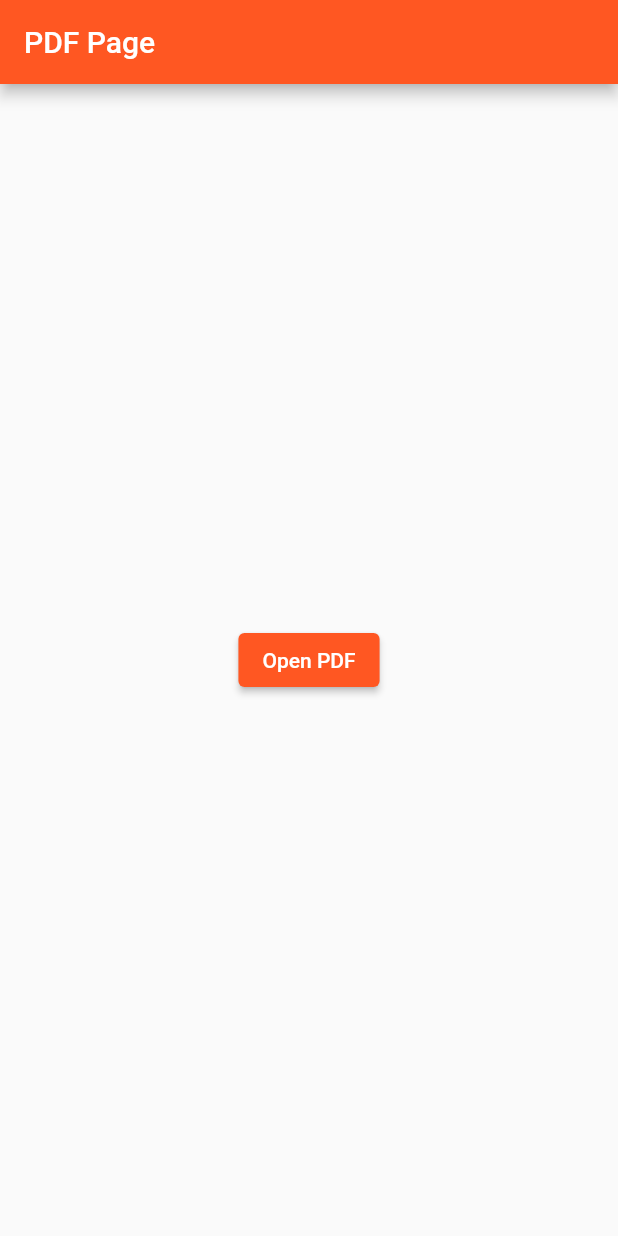
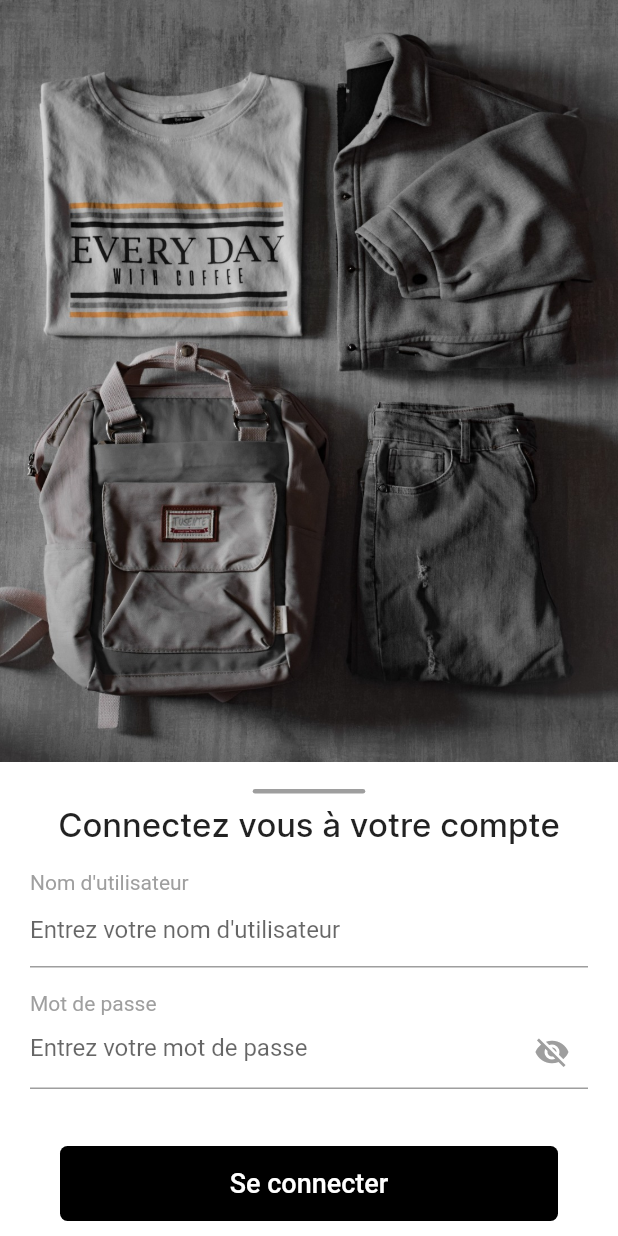
Before and after one commit to marouanebk/BTS_Technology, a Flutter app: the screen it shows after launch, on a phone screen of 412 x 824 dp. Run offline on Flutter 3.47's test engine with Material 2 defaults, Android fonts, the phone set to English and light mode, and no system bars; our stand-ins replace dartz, dio, equatable, open_file, pdf, shared_preferences.

Commit message:
login page

```diff
--- /dev/null
+++ b/lib/authentification/presentation/screen/login_page.dart
@@ -0,0 +1,176 @@
+import 'package:flutter/material.dart';
+
+class LoginPage extends StatefulWidget {
+  const LoginPage({Key? key}) : super(key: key);
+
+  @override
+  State<LoginPage> createState() => _LoginPageState();
+}
+
+class _LoginPageState extends State<LoginPage> {
+  bool _isPasswordVisible = false;
+
+  @override
+  Widget build(BuildContext context) {
+    return Scaffold(
+      backgroundColor: Colors.transparent,
+      body: Stack(
+        children: [
+          Column(
+            // crossAxisAlignment: CrossAxisAlignment.stretch,
+            mainAxisAlignment: MainAxisAlignment.end,
+            children: [
+              Expanded(
+                  child: SizedBox(
+                width: double.infinity,
+                child: Image.asset(
+                  "assets/images/login_bg.jpg",
+                  fit: BoxFit.cover,
+                ),
+              )
+
+                  // Container(
+                  //   decoration: const BoxDecoration(
+                  //     image: DecorationImage(
+                  //       image: AssetImage("assets/images/login_bg.jpg"),
+                  //       fit: BoxFit.cover,
+                  //     ),
+                  //   ),
+                  // ),
+                  ),
+              Container(
+                height: 316,
+                width: double.infinity,
+                decoration: const BoxDecoration(
+                    borderRadius: BorderRadius.only(
+                      topLeft: Radius.circular(20),
+                      topRight: Radius.circular(20),
+                    ),
+                    color: Colors.white),
+                child: Padding(
+                  padding:
+                      const EdgeInsets.symmetric(horizontal: 20, vertical: 10),
+                  child: Column(
+                    // crossAxisAlignment: CrossAxisAlignment.stretch,
+                    children: [
+                      // Small divider to scroll the container up
+                      Container(
+                          height: 3,
+                          width: 75,
+                          margin: const EdgeInsets.symmetric(vertical: 8),
+                          decoration: const BoxDecoration(
+                              color: Colors.grey,
+                              borderRadius:
+                                  BorderRadius.all(Radius.circular(22)))),
+                      // Title "Connectez vous à votre compte"
+                      const Text(
+                        "Connectez vous à votre compte",
+                        style: TextStyle(
+                            fontSize: 22,
+                            fontWeight: FontWeight.w500,
+                            fontFamily: "inter"),
+                        textAlign: TextAlign.center,
+                      ),
+                      const SizedBox(height: 16),
+                      // Username input field
+                      _buildInputField(
+                        label: "Nom d'utilisateur",
+                        hint: "Entrez votre nom d'utilisateur",
+                      ),
+                      const SizedBox(height: 16),
+                      // Password input field with toggle icon
+                      _buildInputField(
+                        label: "Mot de passe",
+                        hint: "Entrez votre mot de passe",
+                        obscureText: !_isPasswordVisible,
+                        suffixIcon: IconButton(
+                          onPressed: () {
+                            setState(() {
+                              _isPasswordVisible = !_isPasswordVisible;
+                            });
+                          },
+                          icon: Icon(
+                            _isPasswordVisible
+                                ? Icons.visibility
+                                : Icons.visibility_off,
+                            color: Colors.grey,
+                          ),
+                        ),
+                      ),
+                      // Space between password field and login button
+                      const Spacer(),
+                      // Login button with black background and height 50
+                      Padding(
+                        padding: const EdgeInsets.symmetric(
+                          horizontal: 20,
+                        ),
+                        child: Container(
+                          height: 50,
+                          decoration: const BoxDecoration(
+                            color: Colors.black,
+                            borderRadius: BorderRadius.all(Radius.circular(5)),
+                          ),
+                          child: const Center(
+                            child: Text(
+                              "Se connecter",
+                              style: TextStyle(
+                                  fontSize: 18,
+                                  fontWeight: FontWeight.w500,
+                                  color: Colors.white),
+                            ),
+                          ),
+                        ),
+                      ),
+                    ],
+                  ),
+                ),
+              ),
+            ],
+          ),
+        ],
+      ),
+    );
+  }
+
+  Widget _buildInputField({
+    required String label,
+    required String hint,
+    bool obscureText = false,
+    Widget? suffixIcon,
+  }) {
+    return Column(
+      crossAxisAlignment: CrossAxisAlignment.start,
+      children: [
+        Text(
+          label,
+          style: const TextStyle(
+            fontSize: 14,
+            fontWeight: FontWeight.w400,
+            color: Color(0xFF9F9F9F),
+          ),
+        ),
+        // const SizedBox(height: 1),
+        Container(
+          decoration: const BoxDecoration(
+            border: Border(
+              bottom: BorderSide(
+                color: Colors.grey,
+                width: 1,
+              ),
+            ),
+          ),
+          child: TextField(
+            obscureText: obscureText,
+            decoration: InputDecoration(
+              hintText: hint,
+              hintStyle:
+                  const TextStyle(fontSize: 16, fontWeight: FontWeight.w400),
+              border: InputBorder.none,
+              suffixIcon: suffixIcon,
+            ),
+          ),
+        ),
+      ],
+    );
+  }
+}
--- a/lib/main.dart
+++ b/lib/main.dart
@@ -1,6 +1,8 @@
 import 'package:bts_technologie/facture/page/pdf_page.dart';
 import 'package:flutter/material.dart';
 import 'package:flutter/services.dart';
+
+import 'authentification/presentation/screen/login_page.dart';
 
 void main() async {
   WidgetsFlutterBinding.ensureInitialized();
@@ -23,7 +25,8 @@
       debugShowCheckedModeBanner: false,
       title: title,
       theme: ThemeData(primarySwatch: Colors.deepOrange),
-      home: const PdfPage(),
+      // home: const PdfPage(),
+      home: const LoginPage()
     );
   }
 }
```
Also changed, not shown: assets/fonts/OFL.txt (added, +93 -0 lines), pubspec.yaml (+6 -8 lines), assets/fonts/Inter-VariableFont_slnt,wght.ttf (added), assets/fonts/README.txt (added), assets/fonts/static/Inter-Black.ttf (added), assets/fonts/static/Inter-Bold.ttf (added), assets/fonts/static/Inter-ExtraBold.ttf (added), assets/fonts/static/Inter-ExtraLight.ttf (added), assets/fonts/static/Inter-Light.ttf (added), assets/fonts/static/Inter-Medium.ttf (added), assets/fonts/static/Inter-Regular.ttf (added), assets/fonts/static/Inter-SemiBold.ttf (added), assets/fonts/static/Inter-Thin.ttf (added), assets/images/login_bg.jpg (added).
